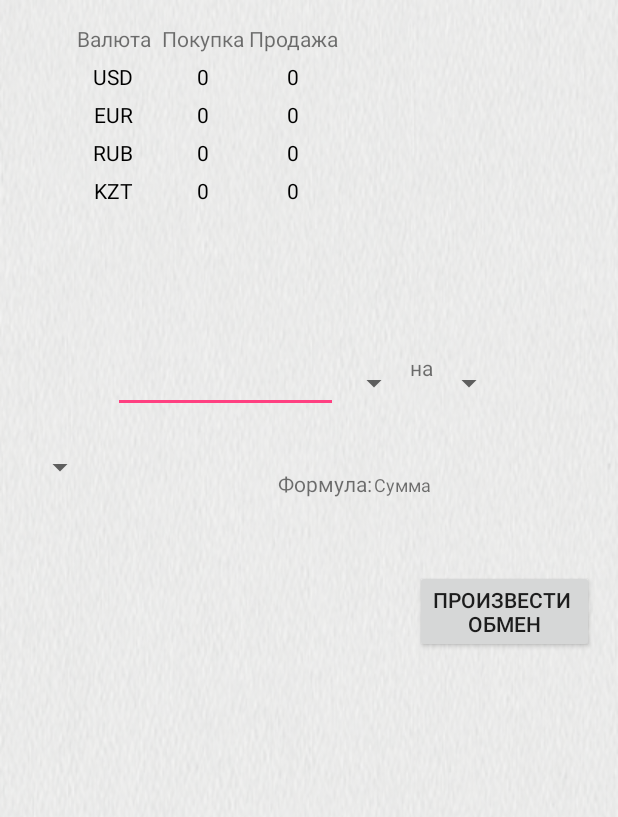
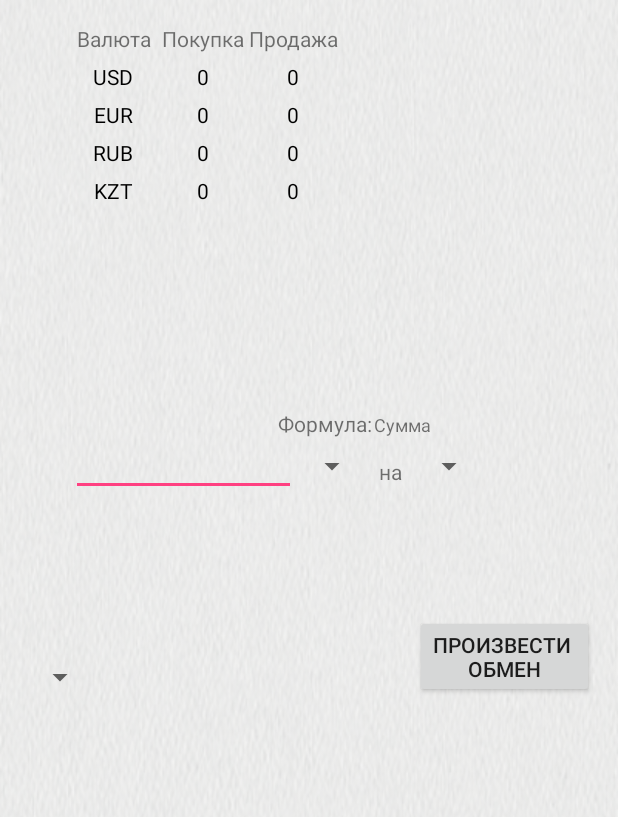
Before and after one commit to NurbekAl/OV, an Android app: the layout activity_tablo.xml on its own in the app's theme, with its tools: preview values and no code run, on a phone screen of 412 x 824 dp. Shown: the top 817 px of the screen. Run offline under Robolectric (Android 15) with nearby library versions, the phone set to English and light mode, and no system bars.

Commit message:
add next gridlayout

```diff
--- a/app/src/main/res/layout/activity_tablo.xml
+++ b/app/src/main/res/layout/activity_tablo.xml
@@ -11,8 +11,8 @@
         android:id="@+id/kupitprodat"
         android:layout_width="wrap_content"
         android:layout_height="40dp"
-        android:layout_marginLeft="7dp"
-        android:layout_marginTop="16dp"
+        android:layout_marginLeft="31dp"
+        android:layout_marginTop="196dp"
         app:layout_constraintLeft_toLeftOf="parent"
         app:layout_constraintTop_toBottomOf="@+id/linearLayout6"
         tools:layout_conversion_absoluteHeight="40dp"
@@ -44,20 +44,6 @@
             android:layout_height="wrap_content"
             android:orientation="vertical">
 
-            <EditText
-                android:id="@+id/kolsummaedit"
-                android:layout_width="150dp"
-                android:layout_height="40dp"
-                android:layout_alignEnd="@+id/amountEstEditText"
-                android:layout_alignParentLeft="true"
-                android:layout_alignParentStart="true"
-                android:layout_alignParentTop="true"
-                android:layout_alignRight="@+id/amountEstEditText"
-                android:ems="10"
-                android:inputType="numberDecimal"
-                app:layout_constraintLeft_toLeftOf="parent"
-                app:layout_constraintTop_toBottomOf="@+id/amountEstEditText" />
-
         </LinearLayout>
 
         <LinearLayout
@@ -65,36 +51,6 @@
             android:layout_height="wrap_content"
             android:layout_weight="1.5"
             android:orientation="horizontal">
-
-            <Spinner
-                android:id="@+id/spinnervalutado"
-                android:layout_width="wrap_content"
-                android:layout_height="40dp"
-                android:layout_alignParentEnd="true"
-                android:layout_alignParentRight="true"
-                android:layout_alignTop="@+id/linearLayout6"
-                android:layout_weight="1"
-                app:layout_constraintLeft_toRightOf="@+id/amountEstEditText"
-                app:layout_constraintTop_toBottomOf="@+id/spinnervalutaposle" />
-
-            <TextView
-                android:id="@+id/naView"
-                android:layout_width="wrap_content"
-                android:layout_height="match_parent"
-                android:text="на"
-                android:textAlignment="center" />
-
-            <Spinner
-                android:id="@+id/spinnervalutaposle"
-                android:layout_width="wrap_content"
-                android:layout_height="40dp"
-                android:layout_alignParentEnd="true"
-                android:layout_alignParentRight="true"
-                android:layout_below="@+id/spinnerNado"
-                android:layout_weight="1"
-                app:layout_constraintLeft_toRightOf="@+id/amountEstEditText"
-                app:layout_constraintTop_toTopOf="parent"
-                tools:layout_editor_absoluteX="222dp" />
 
         </LinearLayout>
     </LinearLayout>
@@ -104,7 +60,7 @@
         android:layout_width="wrap_content"
         android:layout_height="wrap_content"
         android:layout_marginRight="31dp"
-        android:layout_marginTop="48dp"
+        android:layout_marginTop="118dp"
         android:text="Произвести \nобмен"
         app:layout_constraintRight_toRightOf="parent"
         app:layout_constraintTop_toBottomOf="@+id/linearLayout"
@@ -310,4 +266,77 @@
 
     </GridLayout>
 
+    <GridLayout
+        android:layout_width="319dp"
+        android:layout_height="117dp"
+        android:layout_marginLeft="8dp"
+        android:layout_marginRight="8dp"
+        android:layout_marginTop="75dp"
+        android:layout_gravity="center"
+        android:columnCount="4"
+        android:orientation="horizontal"
+        app:layout_constraintLeft_toLeftOf="parent"
+        app:layout_constraintRight_toRightOf="parent"
+        app:layout_constraintTop_toBottomOf="@+id/gridLayout"
+        app:layout_constraintHorizontal_bias="0.51">
+
+        <EditText
+            android:id="@+id/kolsummaedit"
+            android:layout_width="150dp"
+            android:layout_height="40dp"
+            android:layout_alignEnd="@+id/amountEstEditText"
+            android:layout_alignParentLeft="true"
+            android:layout_alignParentStart="true"
+            android:layout_alignParentTop="true"
+            android:layout_alignRight="@+id/amountEstEditText"
+            android:ems="10"
+            android:inputType="numberDecimal"
+            app:layout_constraintLeft_toLeftOf="parent"
+            app:layout_constraintTop_toBottomOf="@+id/amountEstEditText"
+            />
+        <Spinner
+            android:id="@+id/spinnervalutado"
+            android:layout_width="wrap_content"
+            android:layout_height="40dp"
+            android:layout_alignParentEnd="true"
+            android:layout_alignParentRight="true"
+            android:layout_alignTop="@+id/linearLayout6"
+            android:layout_weight="1"
+            app:layout_constraintLeft_toRightOf="@+id/amountEstEditText"
+            app:layout_constraintTop_toBottomOf="@+id/spinnervalutaposle"
+            />
+
+        <TextView
+            android:id="@+id/naView"
+            android:layout_width="30dp"
+            android:layout_height="50dp"
+            android:text="на"
+            android:textAlignment="center"
+            />
+        <Spinner
+            android:id="@+id/spinnervalutaposle"
+            android:layout_width="wrap_content"
+            android:layout_height="40dp"
+            android:layout_alignParentEnd="true"
+            android:layout_alignParentRight="true"
+            android:layout_below="@+id/spinnerNado"
+            android:layout_weight="1"
+            app:layout_constraintLeft_toRightOf="@+id/amountEstEditText"
+            app:layout_constraintTop_toTopOf="parent"
+            tools:layout_editor_absoluteX="222dp"
+            />
+        <LinearLayout
+            android:layout_width="wrap_content"
+            android:layout_height="wrap_content"
+            android:orientation="horizontal"
+            android:layout_marginRight="8dp"
+            app:layout_constraintRight_toRightOf="parent"
+            app:layout_constraintLeft_toRightOf="@+id/kupitprodat"
+            android:layout_marginLeft="8dp"
+            android:layout_marginTop="37dp"
+            />
+
+    </GridLayout>
+
+
 </android.support.constraint.ConstraintLayout>
```
